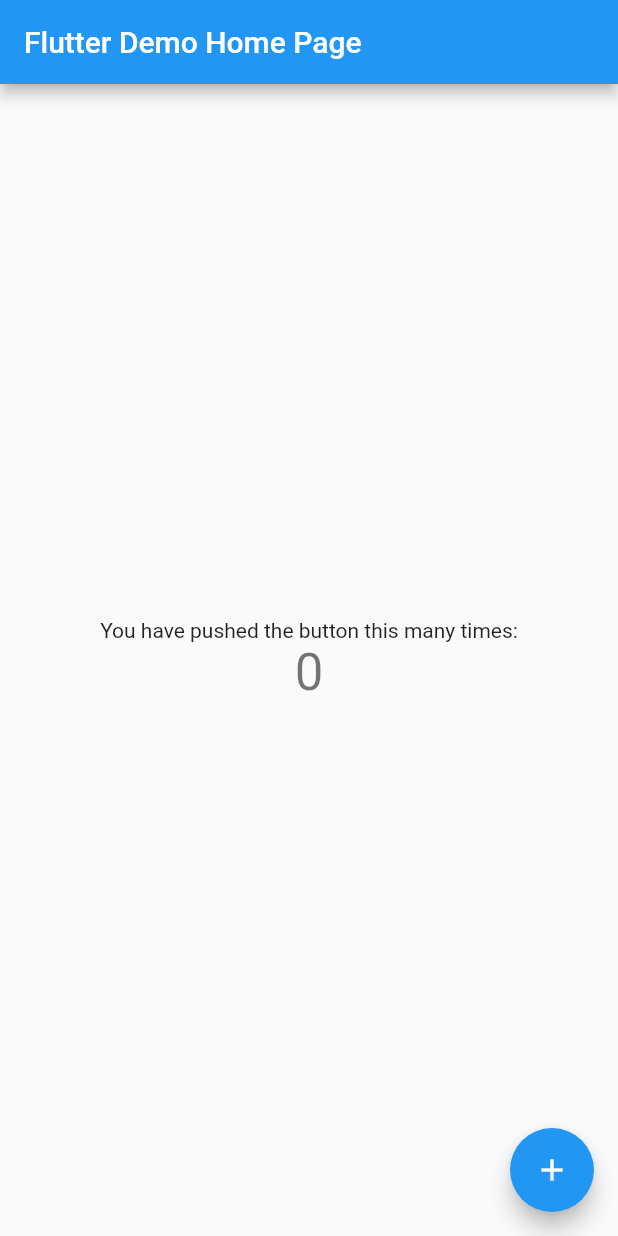
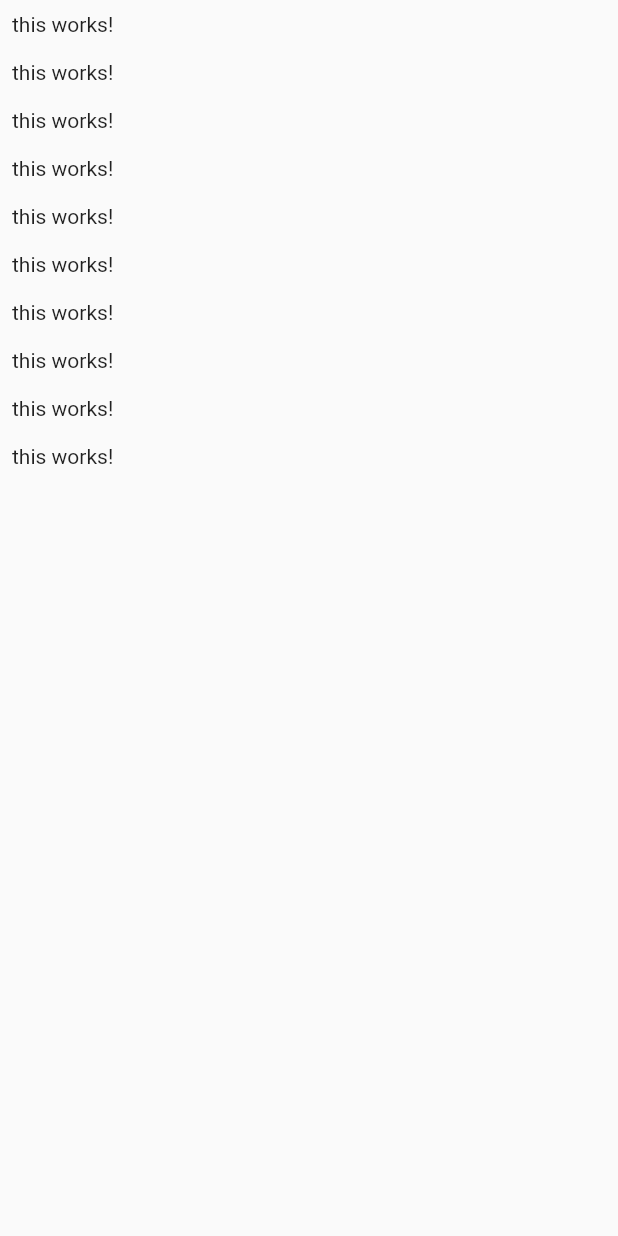
Before and after one commit to ethernetz/hot-summer, a Flutter app: the screen it shows after launch, on a phone screen of 412 x 824 dp. Run offline on Flutter 3.47's test engine with Material 2 defaults, Android fonts, the phone set to English and light mode, and no system bars; our stand-ins replace firebase_core; accounts and stored records are empty.

Commit message:
wipe counter app

```diff
--- a/app/lib/main.dart
+++ b/app/lib/main.dart
@@ -1,9 +1,10 @@
 import 'package:firebase_core/firebase_core.dart';
 import 'package:flutter/material.dart';
+import 'package:workspaces/screens/chat.dart';
 
 void main() async {
-  // WidgetsFlutterBinding.ensureInitialized();
-  // await Firebase.initializeApp();
+  WidgetsFlutterBinding.ensureInitialized();
+  await Firebase.initializeApp();
   runApp(const MyApp());
 }
 
@@ -14,105 +15,11 @@
   @override
   Widget build(BuildContext context) {
     return MaterialApp(
-      title: 'Flutter Demo',
+      title: 'Hot Summer',
       theme: ThemeData(
-        // This is the theme of your application.
-        //
-        // Try running your application with "flutter run". You'll see the
-        // application has a blue toolbar. Then, without quitting the app, try
-        // changing the primarySwatch below to Colors.green and then invoke
-        // "hot reload" (press "r" in the console where you ran "flutter run",
-        // or simply save your changes to "hot reload" in a Flutter IDE).
-        // Notice that the counter didn't reset back to zero; the application
-        // is not restarted.
         primarySwatch: Colors.blue,
       ),
-      home: const MyHomePage(title: 'Flutter Demo Home Page'),
+      home: const ChatScreen(),
     );
   }
 }
-
-class MyHomePage extends StatefulWidget {
-  const MyHomePage({super.key, required this.title});
-
-  // This widget is the home page of your application. It is stateful, meaning
-  // that it has a State object (defined below) that contains fields that affect
-  // how it looks.
-
-  // This class is the configuration for the state. It holds the values (in this
-  // case the title) provided by the parent (in this case the App widget) and
-  // used by the build method of the State. Fields in a Widget subclass are
-  // always marked "final".
-
-  final String title;
-
-  @override
-  State<MyHomePage> createState() => _MyHomePageState();
-}
-
-class _MyHomePageState extends State<MyHomePage> {
-  int _counter = 0;
-
-  void _incrementCounter() {
-    setState(() {
-      // This call to setState tells the Flutter framework that something has
-      // changed in this State, which causes it to rerun the build method below
-      // so that the display can reflect the updated values. If we changed
-      // _counter without calling setState(), then the build method would not be
-      // called again, and so nothing would appear to happen.
-      _counter++;
-    });
-  }
-
-  @override
-  Widget build(BuildContext context) {
-    // This method is rerun every time setState is called, for instance as done
-    // by the _incrementCounter method above.
-    //
-    // The Flutter framework has been optimized to make rerunning build methods
-    // fast, so that you can just rebuild anything that needs updating rather
-    // than having to individually change instances of widgets.
-    return Scaffold(
-      appBar: AppBar(
-        // Here we take the value from the MyHomePage object that was created by
-        // the App.build method, and use it to set our appbar title.
-        title: Text(widget.title),
-      ),
-      body: Center(
-        // Center is a layout widget. It takes a single child and positions it
-        // in the middle of the parent.
-        child: Column(
-          // Column is also a layout widget. It takes a list of children and
-          // arranges them vertically. By default, it sizes itself to fit its
-          // children horizontally, and tries to be as tall as its parent.
-          //
-          // Invoke "debug painting" (press "p" in the console, choose the
-          // "Toggle Debug Paint" action from the Flutter Inspector in Android
-          // Studio, or the "Toggle Debug Paint" command in Visual Studio Code)
-          // to see the wireframe for each widget.
-          //
-          // Column has various properties to control how it sizes itself and
-          // how it positions its children. Here we use mainAxisAlignment to
-          // center the children vertically; the main axis here is the vertical
-          // axis because Columns are vertical (the cross axis would be
-          // horizontal).
-          mainAxisAlignment: MainAxisAlignment.center,
-          children: <Widget>[
-            const Text(
-              'You have pushed the button this many times:',
-            ),
-            Text(
-              '$_counter',
-              style: Theme.of(context).textTheme.headlineMedium,
-            ),
-          ],
-        ),
-      ),
-      floatingActionButton: FloatingActionButton(
-        onPressed: _incrementCounter,
-        tooltip: 'Increment',
-        child: const Icon(Icons.add),
-      ), // This trailing comma makes auto-formatting nicer for build methods.
-    );
-  }
-}
--- /dev/null
+++ b/app/lib/screens/chat.dart
@@ -0,0 +1,18 @@
+import 'package:flutter/material.dart';
+
+class ChatScreen extends StatelessWidget {
+  const ChatScreen({super.key});
+
+  @override
+  Widget build(BuildContext context) {
+    return Scaffold(
+      body: ListView.builder(
+        itemCount: 10,
+        itemBuilder: (ctx, index) => Container(
+          padding: EdgeInsets.all(8),
+          child: Text("this works!"),
+        ),
+      ),
+    );
+  }
+}
```
Also changed, not shown: app/lib/screens/auth.dart (added).
